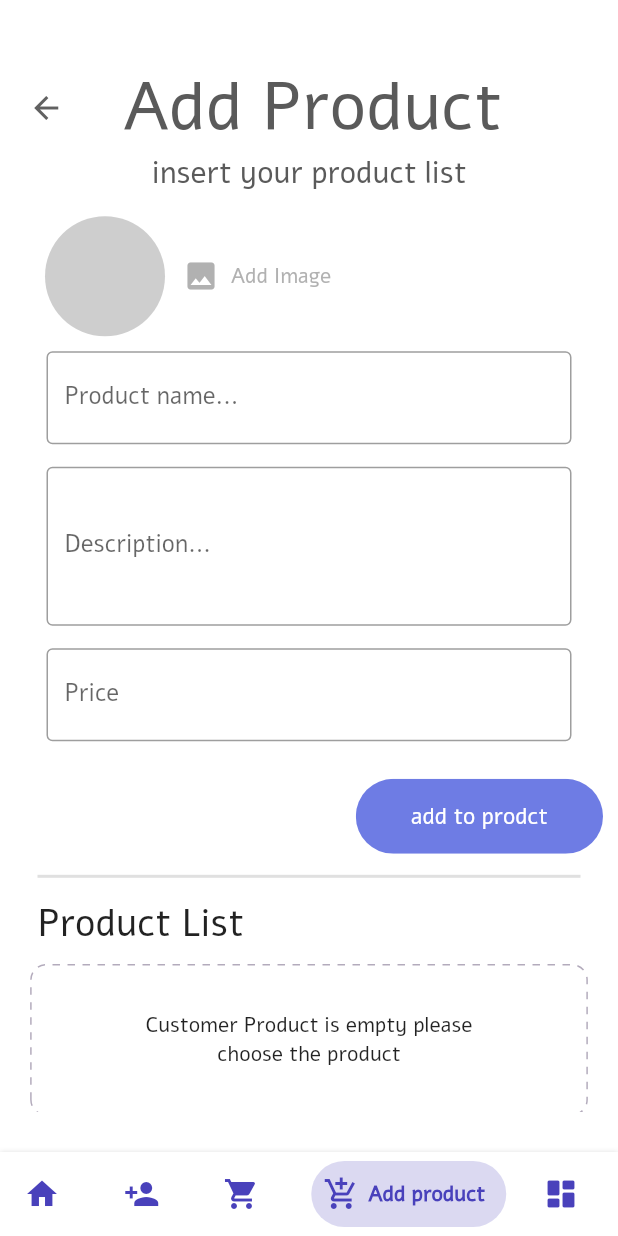
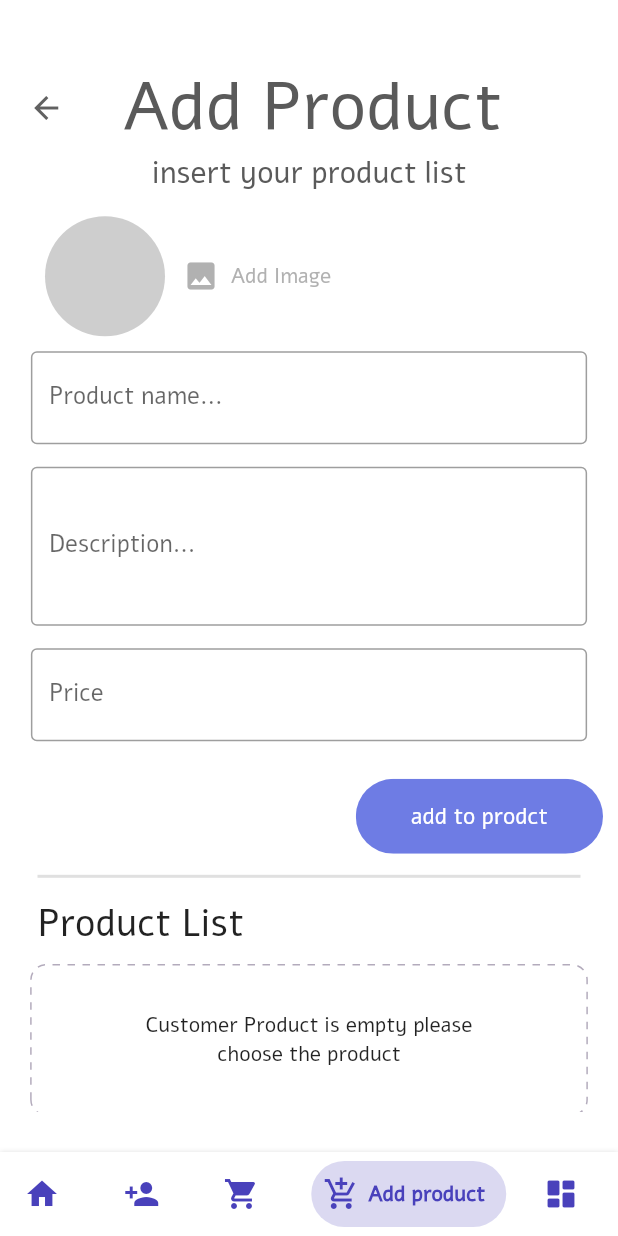
Before and after one commit to CSC234/Memby-application, a Flutter app: the Landing screen opened directly, after a tap on "Add Product List", on a phone screen of 412 x 824 dp. Run offline on Flutter 3.47's test engine with Material 2 defaults, Android fonts, the phone set to English and light mode, and no system bars; drawn by our look-alikes of bottom_navy_bar, overlay_support; our stand-ins replace charts_flutter, cloud_firestore, dotted_decoration, firebase_auth, firebase_core, firebase_storage and 4 more; missing offline and left inert: dart:ffi, flutter_auth_buttons; accounts and stored records are empty; network calls fail.

```diff
--- a/lib/components/Card.dart
+++ b/lib/components/Card.dart
@@ -36,7 +36,7 @@ class CardButton extends StatelessWidget {
         child: DecoratedBox(
             decoration: BoxDecoration(
                 color: kPrimaryCard,
-                borderRadius: BorderRadius.circular(30),
+                borderRadius: BorderRadius.circular(23),
                 boxShadow: [
                   BoxShadow(
                     color: Colors.grey,
--- a/lib/screens/addProductScreen.dart
+++ b/lib/screens/addProductScreen.dart
@@ -198,14 +198,14 @@ class _AddProductList extends State<AddProductList> {
                           Textfield(
                             controller: _productnameController,
                             text: 'Product name...',
-                            width: 350,
+                            width: width * (90 / 100),
                             min: 1,
                             max: 5,
                           ),
                           Textfield(
                             controller: _descriptionController,
                             text: 'Description...',
-                            width: 350,
+                            width: width * (90 / 100),
                             min: 3,
                             max: 5,
                           )
@@ -218,7 +218,7 @@ class _AddProductList extends State<AddProductList> {
                         children: [
                           Textfield(
                             controller: _priceController,
-                            width: 350,
+                            width: width * (90 / 100),
                             text: 'Price',
                             min: 1,
                             max: 5,
```
